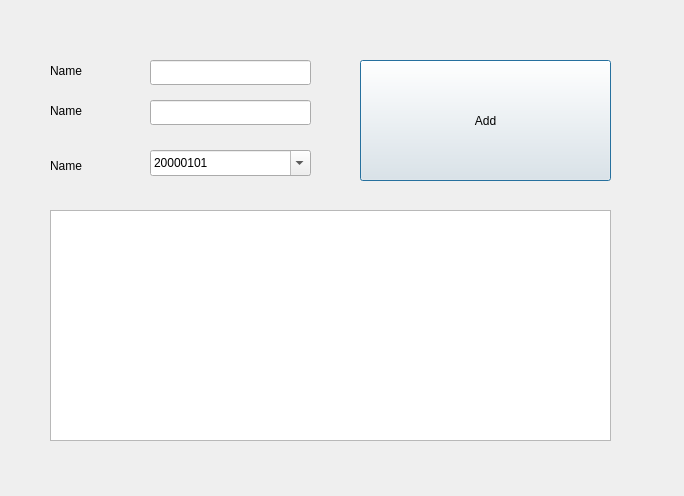
Before: the Qt Designer form study/PyQt/tablewidget/tablewidget.ui in beanwork/dev_ws3, drawn with Qt 5.
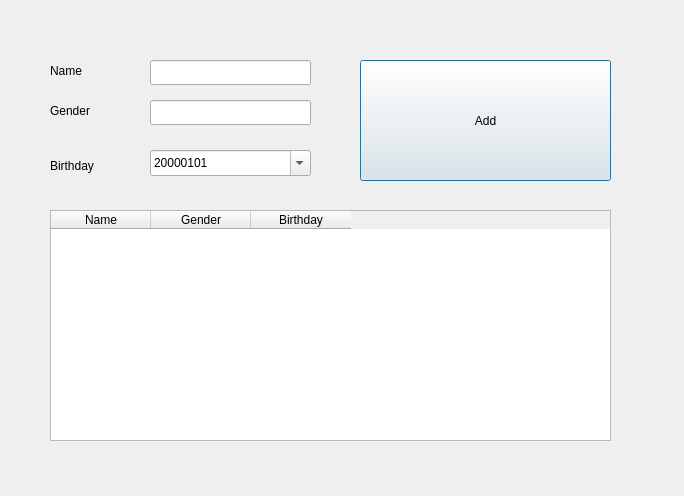
After: the same form once the commit is applied.

Commit message: insert row info

What changed in the file:
```diff
--- a/study/PyQt/tablewidget/tablewidget.ui
+++ b/study/PyQt/tablewidget/tablewidget.ui
@@ -36,7 +36,7 @@
     </rect>
    </property>
    <property name="text">
-    <string>Name</string>
+    <string>Gender</string>
    </property>
   </widget>
   <widget class="QLabel" name="label_3">
@@ -49,7 +49,7 @@
     </rect>
    </property>
    <property name="text">
-    <string>Name</string>
+    <string>Birthday</string>
    </property>
   </widget>
   <widget class="QLineEdit" name="lineEdit">
@@ -110,6 +110,21 @@
      <height>231</height>
     </rect>
    </property>
+   <column>
+    <property name="text">
+     <string>Name</string>
+    </property>
+   </column>
+   <column>
+    <property name="text">
+     <string>Gender</string>
+    </property>
+   </column>
+   <column>
+    <property name="text">
+     <string>Birthday</string>
+    </property>
+   </column>
   </widget>
  </widget>
  <resources/>
```
